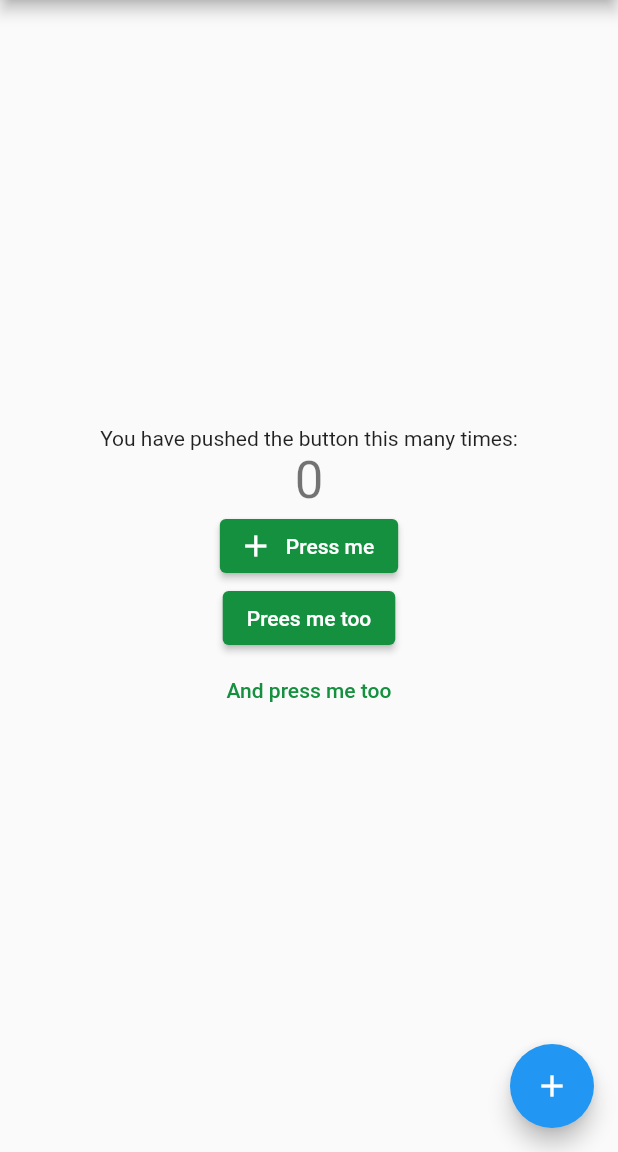
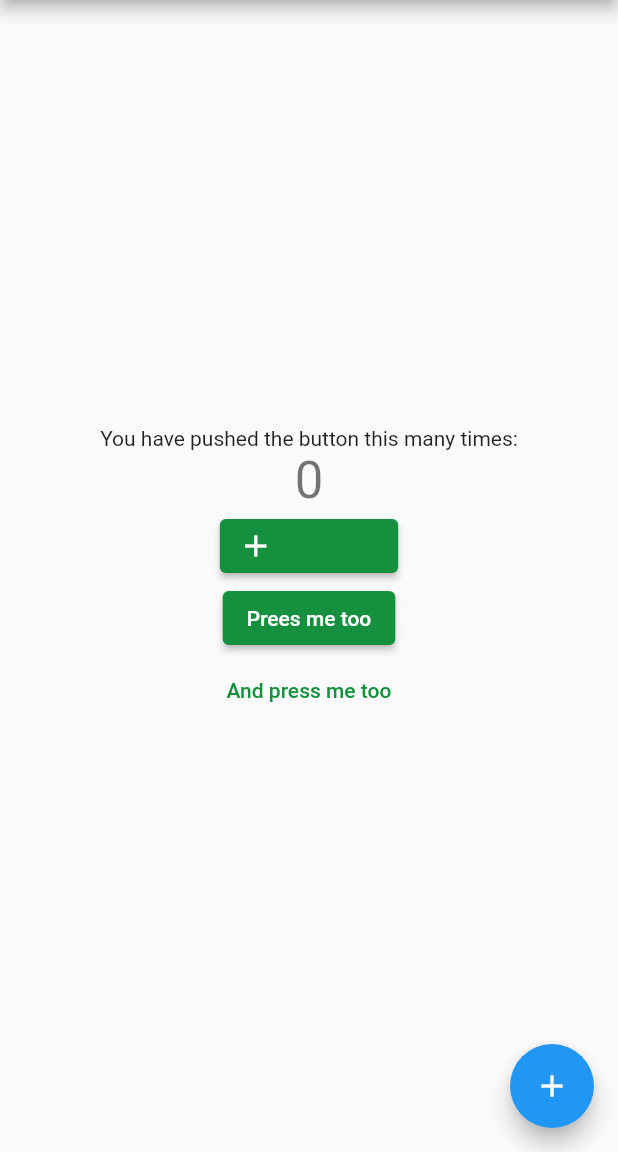
Before and after one commit to GastonDonikian/aplicaciones-moviles-multiplataforma, a Flutter app: the screen it shows after launch, on a phone screen of 412 x 824 dp, the part 84-1236 px from its top. Run offline on Flutter 3.47's test engine with Material 2 defaults, Android fonts, the phone set to English and light mode, and no system bars.

Commit message:
Molecules: added text color change to cta buttons

```diff
--- a/my_app/lib/design_system/foundations/colors.dart
+++ b/my_app/lib/design_system/foundations/colors.dart
@@ -11,6 +11,7 @@ class SerManosColorFoundations {
   static const buttonEnabledColor = SerManosColors.grey75;
   static const buttonDisabledColor = SerManosColors.grey25;
   static const textDisabledColor = SerManosColors.grey50;
+  static const defaultTextColor = SerManosColors.white;
   static const buttonActiveColor = SerManosColors.primary;
   static const buttonErrorColor = SerManosColors.error;
   static const buttonOverlayColor = SerManosColors.grey10;
--- a/my_app/lib/design_system/molecules/cta_elevated_button.dart
+++ b/my_app/lib/design_system/molecules/cta_elevated_button.dart
@@ -4,6 +4,8 @@ import 'package:my_app/design_system/foundations/colors.dart';
 class CtaElevatedButton extends StatelessWidget {
   CtaElevatedButton({super.key, required this.label, required this.onPressed});
 
+  final Color textColorActive = SerManosColorFoundations.defaultTextColor;
+  final Color textColorDisabled = SerManosColorFoundations.textDisabledColor;
   final Color backgroundColorActive =
       SerManosColorFoundations.buttonActiveColor;
   final Color backgroundColorDisabled =
@@ -16,6 +18,15 @@ class CtaElevatedButton extends StatelessWidget {
   Widget build(BuildContext context) {
     return ElevatedButton(
         style: ButtonStyle(
+          foregroundColor: MaterialStateProperty.resolveWith<Color?>(
+            (Set<MaterialState> states) {
+              if (states.contains(MaterialState.disabled)) {
+                return textColorDisabled;
+              } else {
+                return textColorActive;
+              }
+            },
+          ),
           backgroundColor: MaterialStateProperty.resolveWith<Color?>(
             (Set<MaterialState> states) {
               if (states.contains(MaterialState.disabled)) {
--- a/my_app/lib/design_system/molecules/cta_icon_button.dart
+++ b/my_app/lib/design_system/molecules/cta_icon_button.dart
@@ -9,6 +9,8 @@ class CtaIconButton extends StatelessWidget {
       required this.buttonIcons,
       required this.onPressed});
 
+  final Color textColorActive = SerManosColorFoundations.buttonActiveColor;
+  final Color textColorDisabled = SerManosColorFoundations.textDisabledColor;
   final Color backgroundColorActive =
       SerManosColorFoundations.buttonActiveColor;
   final Color overlayColor = SerManosColorFoundations.buttonOverlayColor;
@@ -24,6 +26,15 @@ class CtaIconButton extends StatelessWidget {
         icon: Icon(buttonIcons['active']!.icon),
         label: Text(label),
         style: ButtonStyle(
+          foregroundColor: MaterialStateProperty.resolveWith<Color?>(
+            (Set<MaterialState> states) {
+              if (states.contains(MaterialState.disabled)) {
+                return textColorDisabled;
+              } else {
+                return textColorActive;
+              }
+            },
+          ),
           iconColor: MaterialStateProperty.resolveWith<Color?>(
             (Set<MaterialState> states) {
               if (states.contains(MaterialState.disabled)) {
```
